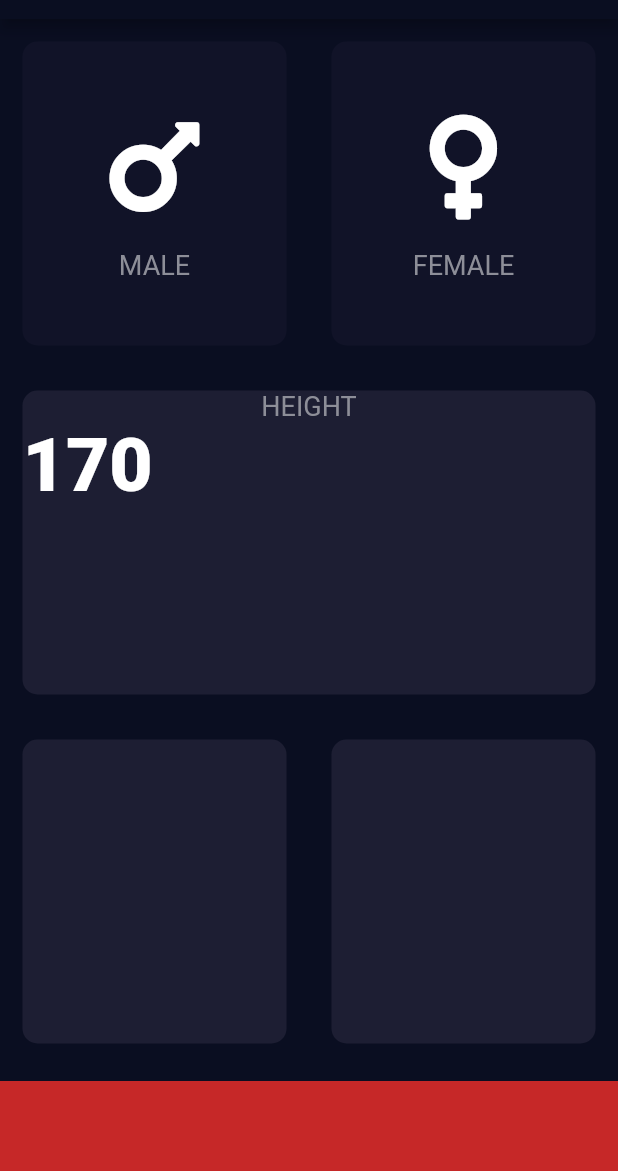
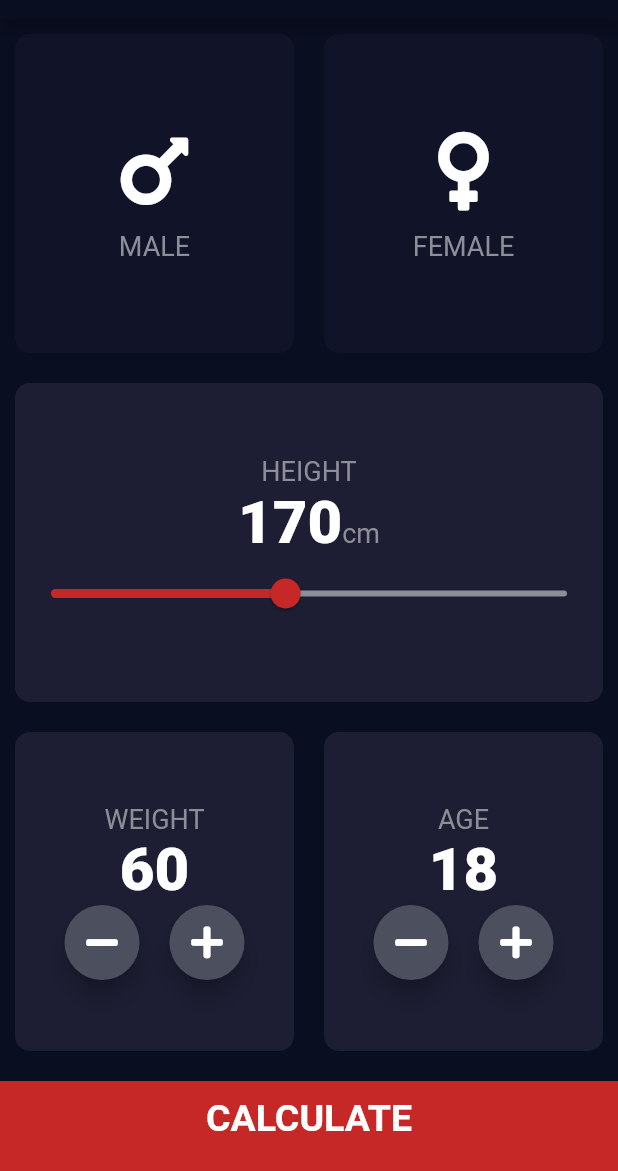
Before and after one commit to amrabdalfatah/BMI-Calculator, a Flutter app: the screen it shows after launch, on a phone screen of 412 x 824 dp, the part 65-1236 px from its top. Run offline on Flutter 3.47's test engine with Material 2 defaults, Android fonts, the phone set to English and light mode, and no system bars; our stand-ins replace font_awesome_flutter.

```diff
--- /dev/null
+++ b/lib/bottom_button.dart
@@ -0,0 +1,23 @@
+import 'package:flutter/material.dart';
+import 'constants.dart';
+
+class BottomButton extends StatelessWidget {
+
+  BottomButton({@required this.onTap, @required this.textButton});
+  final Function onTap;
+  final String textButton;
+  @override
+  Widget build(BuildContext context) {
+    return GestureDetector(
+      onTap: onTap,
+      child: Container(
+        color: kBottomColor,
+        padding: EdgeInsets.only(bottom: 10),
+        margin: EdgeInsets.only(top: 10),
+        width: double.infinity,
+        height: kBottomContainerHeight,
+        child: Center(child: Text(textButton, style: kLargeButtonTextStyle,)),
+      ),
+    );
+  }
+}
--- a/lib/constants.dart
+++ b/lib/constants.dart
@@ -6,12 +6,38 @@ const kLabelTextStyle = TextStyle(
   color: Color(0xff8d8e98),
 );
 
-const kHeightVarStyle = TextStyle(
+const kNumberVarStyle = TextStyle(
+  fontSize: 40,
+  fontWeight: FontWeight.w900,
+);
+
+const kLargeButtonTextStyle = TextStyle(
+  fontSize: 25.0,
+  fontWeight: FontWeight.bold,
+);
+
+const kResultTextStyle = TextStyle(
   fontSize: 50,
-  fontWeight: FontWeight.w900,
+  fontWeight: FontWeight.bold,
+);
+
+const kBMIText = TextStyle(
+  fontSize: 100.0,
+  fontWeight: FontWeight.bold,
+);
+
+const kBodyText = TextStyle(
+  fontSize: 22.0,
+);
+
+const kTextResult = TextStyle(
+  color: Color(0xff24d876),
+  fontSize: 22.0,
+  fontWeight: FontWeight.bold,
 );
 
 const kBottomContainerHeight = 60.0;
 const kActiveColorContainer = Color(0xff1d1e33);
 const kInActiveColorContainer = Color(0xff111328);
 Color kBottomColor = Colors.red.shade800;
+Color kInActiveSlide = Color(0xff8d8e98);
--- a/lib/icon_content.dart
+++ b/lib/icon_content.dart
@@ -12,10 +12,10 @@ class ResueColumnSex extends StatelessWidget {
       children: [
         Icon(
           iconSex,
-          size: 80.0,
+          size: 60.0,
         ),
         SizedBox(
-          height: 15.0,
+          height: 10.0,
         ),
         Text(
           textSex,
--- a/lib/input_page.dart
+++ b/lib/input_page.dart
@@ -3,6 +3,8 @@ import 'package:font_awesome_flutter/font_awesome_flutter.dart';
 import 'icon_content.dart';
 import 'reusable_container.dart';
 import 'constants.dart';
+import 'bottom_button.dart';
+import 'round_icon.dart';
 
 enum Gender {
   male,
@@ -15,8 +17,10 @@ class InputPage extends StatefulWidget {
 }
 
 class _InputPageState extends State<InputPage> {
-
   Gender selectedGender;
+  int height = 170;
+  int weight = 60;
+  int age = 18;
   @override
   Widget build(BuildContext context) {
     return Scaffold(
@@ -36,7 +40,9 @@ class _InputPageState extends State<InputPage> {
                         selectedGender = Gender.male;
                       });
                     },
-                    color: (selectedGender == Gender.male) ? kActiveColorContainer : kInActiveColorContainer,
+                    color: (selectedGender == Gender.male)
+                        ? kActiveColorContainer
+                        : kInActiveColorContainer,
                     containerChild: ResueColumnSex(
                       iconSex: FontAwesomeIcons.mars,
                       textSex: 'MALE',
@@ -50,7 +56,9 @@ class _InputPageState extends State<InputPage> {
                         selectedGender = Gender.female;
                       });
                     },
-                    color: (selectedGender == Gender.female)? kActiveColorContainer : kInActiveColorContainer,
+                    color: (selectedGender == Gender.female)
+                        ? kActiveColorContainer
+                        : kInActiveColorContainer,
                     containerChild: ResueColumnSex(
                       iconSex: FontAwesomeIcons.venus,
                       textSex: 'FEMALE',
@@ -64,12 +72,38 @@ class _InputPageState extends State<InputPage> {
             child: ReusableContainer(
               color: kActiveColorContainer,
               containerChild: Column(
+                mainAxisAlignment: MainAxisAlignment.center,
                 children: [
-                  Text('HEIGHT', style: kLabelTextStyle,),
+                  Text(
+                    'HEIGHT',
+                    style: kLabelTextStyle,
+                  ),
                   Row(
+                    mainAxisAlignment: MainAxisAlignment.center,
+                    crossAxisAlignment: CrossAxisAlignment.baseline,
+                    textBaseline: TextBaseline.alphabetic,
                     children: [
-                      Text('170', style: kHeightVarStyle,),
+                      Text(
+                        '$height',
+                        style: kNumberVarStyle,
+                      ),
+                      Text(
+                        'cm',
+                        style: kLabelTextStyle,
+                      ),
                     ],
+                  ),
+                  Slider(
+                    value: height.toDouble(),
+                    min: 120,
+                    max: 230,
+                    activeColor: kBottomColor,
+                    inactiveColor: kInActiveSlide,
+                    onChanged: (double newValue) {
+                      setState(() {
+                        height = newValue.round();
+                      });
+                    },
                   ),
                 ],
               ),
@@ -81,22 +115,93 @@ class _InputPageState extends State<InputPage> {
                 Expanded(
                   child: ReusableContainer(
                     color: kActiveColorContainer,
+                    containerChild: Column(
+                      mainAxisAlignment: MainAxisAlignment.center,
+                      children: [
+                        Text(
+                          'WEIGHT',
+                          style: kLabelTextStyle,
+                        ),
+                        Text(
+                          '$weight',
+                          style: kNumberVarStyle,
+                        ),
+                        Row(
+                          mainAxisAlignment: MainAxisAlignment.center,
+                          children: [
+                            RoundIconButton(
+                              icon: FontAwesomeIcons.minus,
+                              onPress: () {
+                                setState(() {
+                                  weight--;
+                                });
+                              },
+                            ),
+                            SizedBox(
+                              width: 20,
+                            ),
+                            RoundIconButton(
+                              icon: FontAwesomeIcons.plus,
+                              onPress: () {
+                                setState(() {
+                                  weight++;
+                                });
+                              },
+                            ),
+                          ],
+                        ),
+                      ],
+                    ),
                   ),
                 ),
                 Expanded(
                   child: ReusableContainer(
                     color: kActiveColorContainer,
+                    containerChild: Column(
+                      mainAxisAlignment: MainAxisAlignment.center,
+                      children: [
+                        Text(
+                          'AGE',
+                          style: kLabelTextStyle,
+                        ),
+                        Text(
+                          '$age',
+                          style: kNumberVarStyle,
+                        ),
+                        Row(
+                          mainAxisAlignment: MainAxisAlignment.center,
+                          children: [
+                            RoundIconButton(
+                              icon: FontAwesomeIcons.minus,
+                              onPress: () {
+                                setState(() {
+                                  age--;
+                                });
+                              },
+                            ),
+                            SizedBox(
+                              width: 20,
+                            ),
+                            RoundIconButton(
+                              icon: FontAwesomeIcons.plus,
+                              onPress: () {
+                                setState(() {
+                                  age++;
+                                });
+                              },
+                            ),
+                          ],
+                        ),
+                      ],
+                    ),
                   ),
                 )
               ],
             ),
           ),
-          Container(
-            color: kBottomColor,
-            margin: EdgeInsets.only(top: 10),
-            width: double.infinity,
-            height: kBottomContainerHeight,
-          ),
+          BottomButton(textButton: 'CALCULATE', onTap: () {
+            Navigator.pushNamed(context, '/result');
+          },),
         ],
       ),
     );
--- a/lib/main.dart
+++ b/lib/main.dart
@@ -1,5 +1,6 @@
 import 'package:flutter/material.dart';
 import 'input_page.dart';
+import 'result_page.dart';
 
 void main() {
   runApp(MyApp());
@@ -10,11 +11,16 @@ class MyApp extends StatelessWidget {
   Widget build(BuildContext context) {
     return MaterialApp(
       title: 'Flutter Demo',
+      debugShowCheckedModeBanner: false,
       theme: ThemeData.dark().copyWith(
         primaryColor: Color(0xff0A0E21),
         scaffoldBackgroundColor: Color(0xff0A0E21),
       ),
-      home: InputPage(),
+      initialRoute: '/',
+      routes: {
+        '/': (context) => InputPage(),
+        '/result': (context) => ResultScreen(),
+      },
     );
   }
 }
--- a/lib/reusable_container.dart
+++ b/lib/reusable_container.dart
@@ -10,7 +10,7 @@ class ReusableContainer extends StatelessWidget {
     return GestureDetector(
       onTap: onPress,
           child: Container(
-        margin: EdgeInsets.all(15),
+        margin: EdgeInsets.all(10),
         decoration: BoxDecoration(
           color: color,
           borderRadius: BorderRadius.circular(10),
--- /dev/null
+++ b/lib/round_icon.dart
@@ -0,0 +1,24 @@
+import 'package:flutter/material.dart';
+
+class RoundIconButton extends StatelessWidget {
+  final IconData icon;
+  final Function onPress;
+  RoundIconButton({@required this.icon, @required this.onPress});
+  @override
+  Widget build(BuildContext context) {
+    return RawMaterialButton(
+      child: Icon(
+        icon,
+        color: Colors.white,
+      ),
+      onPressed: onPress,
+      elevation: 6.0,
+      constraints: BoxConstraints.tightFor(
+        width: 50,
+        height: 50,
+      ),
+      shape: CircleBorder(),
+      fillColor: Color(0xFF4c4f5e),
+    );
+  }
+}
```
Also changed, not shown: lib/result_page.dart (added, +45 -0 lines).
